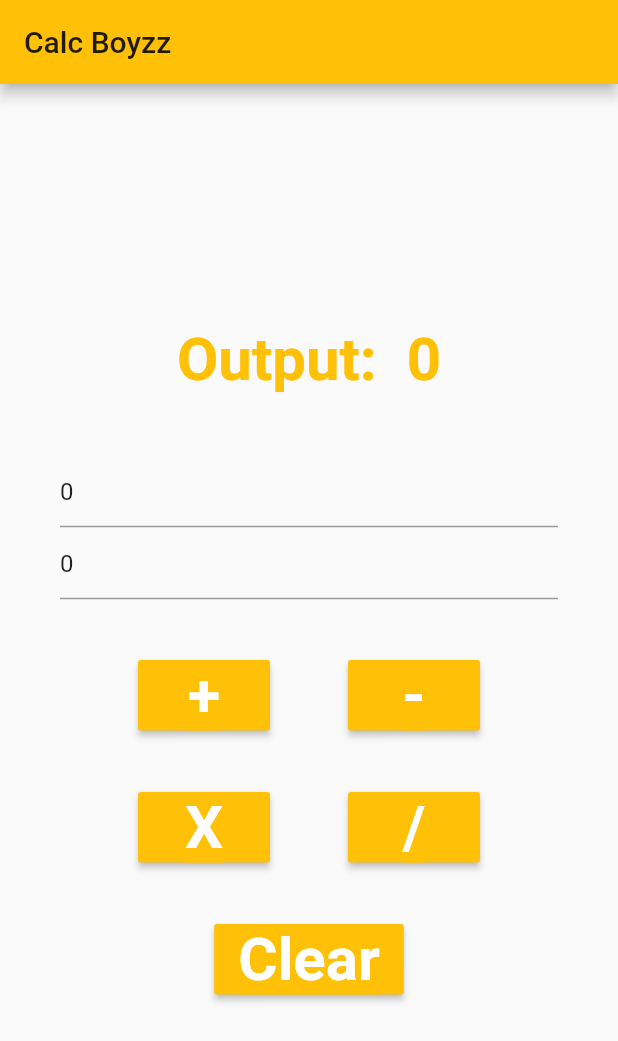
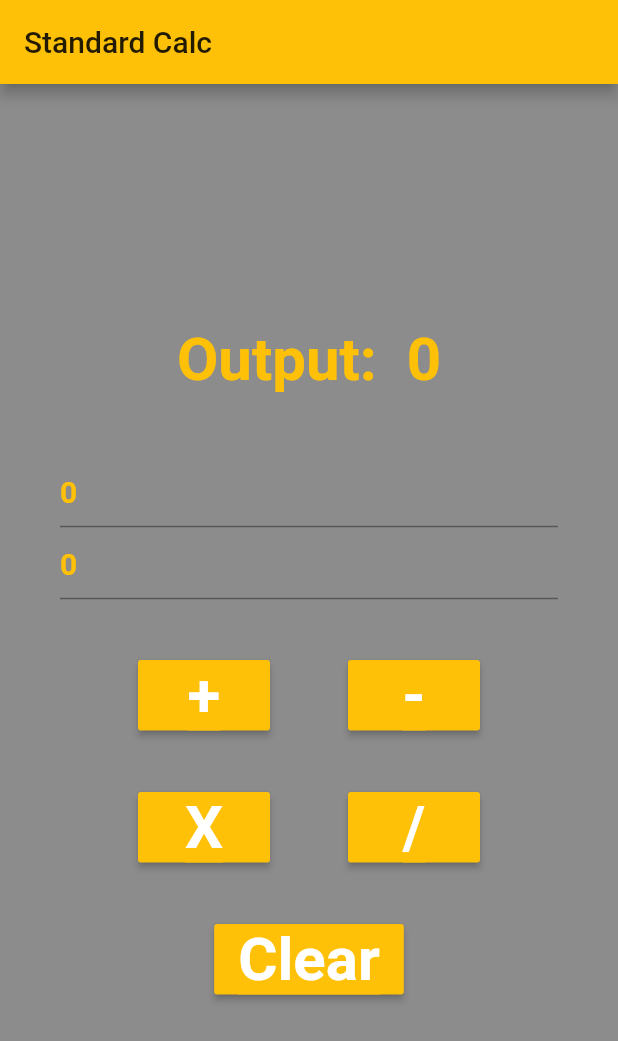
Before and after one commit to beingRD/Flutter-Calc-v2, a Flutter app: the screen it shows after launch, on a phone screen of 412 x 824 dp. Shown: the top 1041 px of the screen. Run offline on Flutter 3.47's test engine with Material 2 defaults, Android fonts, the phone set to English and light mode, and no system bars.

Commit message:
Update 1.1

```diff
--- a/lib/home_page.dart
+++ b/lib/home_page.dart
@@ -55,8 +55,10 @@ class HomePageState extends State<HomePage> {
   Widget build(BuildContext context) {
     //final WordPair = prefix0.WordPair.random();
     return Scaffold(
+      backgroundColor: Colors.black45,
+
       appBar: AppBar(
-        title: Text("Calc Boyzz"),
+        title: Text("Standard Calc"),
       ),
       body: Container(
         padding: const EdgeInsets.all(40.0),
@@ -79,11 +81,19 @@ class HomePageState extends State<HomePage> {
               keyboardType: TextInputType.number,
               decoration: InputDecoration(hintText: "Enter a number"),
               controller: t1,
+              style: TextStyle( fontSize: 20.0,
+              fontWeight: FontWeight.bold,
+              color: Colors.amber,
+              ),
             ),
             TextField(
               keyboardType: TextInputType.number,
               decoration: InputDecoration(hintText: "Enter a number"),
               controller: t2,
+              style: TextStyle( fontSize: 20.0,
+              fontWeight: FontWeight.bold,
+              color: Colors.amber,
+              ),
             ),
             Padding(
               padding: const EdgeInsets.only(top: 40.0),
--- a/lib/main.dart
+++ b/lib/main.dart
@@ -7,7 +7,7 @@ class MyApp extends StatelessWidget {
   @override
   Widget build(BuildContext context) {
     return MaterialApp(
-      title: "Calc Boyzz",
+      title: "Standard Calc",
       theme: ThemeData(primarySwatch: Colors.amber),
       home: HomePage(),
     );
```
